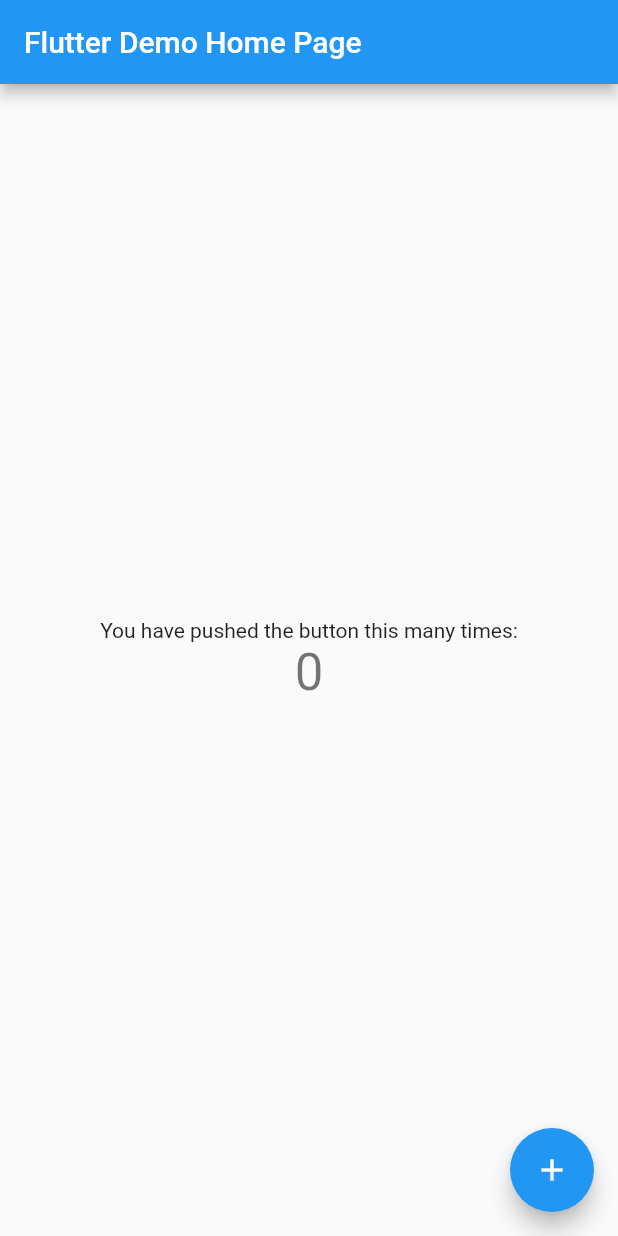
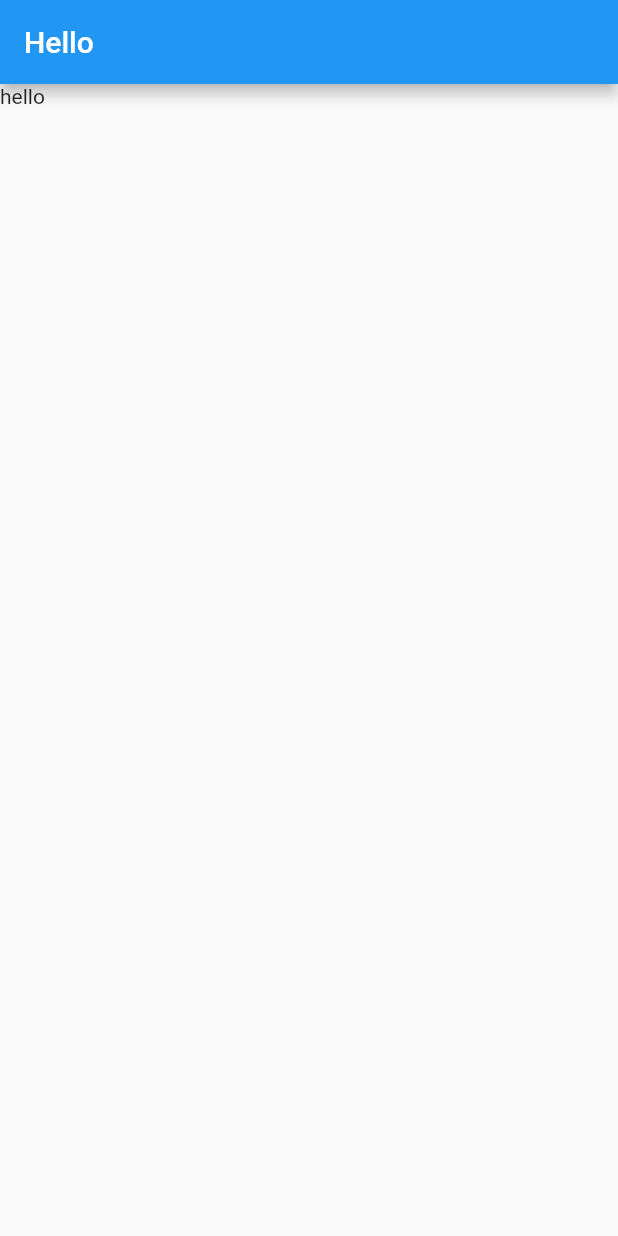
Before and after one commit to trevorwang/flutter_chat_gpt, a Flutter app: the screen it shows after launch, on a phone screen of 412 x 824 dp. Run offline on Flutter 3.47's test engine with Material 2 defaults, Android fonts, the phone set to English and light mode, and no system bars; our stand-ins replace hooks_riverpod, logger.

Commit message:
feat: init app

```diff
--- /dev/null
+++ b/lib/app.dart
@@ -0,0 +1,19 @@
+import 'package:flutter/material.dart';
+import 'package:hooks_riverpod/hooks_riverpod.dart';
+
+import 'sample.dart';
+
+class App extends StatelessWidget {
+  const App({
+    super.key,
+  });
+
+  @override
+  Widget build(BuildContext context) {
+    return const ProviderScope(
+      child: MaterialApp(
+        home: SampleWidget(),
+      ),
+    );
+  }
+}
--- /dev/null
+++ b/lib/config.dart
@@ -0,0 +1,5 @@
+import 'package:logger/logger.dart';
+
+var logger = Logger(
+  printer: PrettyPrinter(),
+);
--- a/lib/main.dart
+++ b/lib/main.dart
@@ -1,115 +1,9 @@
 import 'package:flutter/material.dart';
 
+import 'app.dart';
+import 'config.dart';
+
 void main() {
-  runApp(const MyApp());
+  logger.i("Starting app");
+  runApp(const App());
 }
-
-class MyApp extends StatelessWidget {
-  const MyApp({super.key});
-
-  // This widget is the root of your application.
-  @override
-  Widget build(BuildContext context) {
-    return MaterialApp(
-      title: 'Flutter Demo',
-      theme: ThemeData(
-        // This is the theme of your application.
-        //
-        // Try running your application with "flutter run". You'll see the
-        // application has a blue toolbar. Then, without quitting the app, try
-        // changing the primarySwatch below to Colors.green and then invoke
-        // "hot reload" (press "r" in the console where you ran "flutter run",
-        // or simply save your changes to "hot reload" in a Flutter IDE).
-        // Notice that the counter didn't reset back to zero; the application
-        // is not restarted.
-        primarySwatch: Colors.blue,
-      ),
-      home: const MyHomePage(title: 'Flutter Demo Home Page'),
-    );
-  }
-}
-
-class MyHomePage extends StatefulWidget {
-  const MyHomePage({super.key, required this.title});
-
-  // This widget is the home page of your application. It is stateful, meaning
-  // that it has a State object (defined below) that contains fields that affect
-  // how it looks.
-
-  // This class is the configuration for the state. It holds the values (in this
-  // case the title) provided by the parent (in this case the App widget) and
-  // used by the build method of the State. Fields in a Widget subclass are
-  // always marked "final".
-
-  final String title;
-
-  @override
-  State<MyHomePage> createState() => _MyHomePageState();
-}
-
-class _MyHomePageState extends State<MyHomePage> {
-  int _counter = 0;
-
-  void _incrementCounter() {
-    setState(() {
-      // This call to setState tells the Flutter framework that something has
-      // changed in this State, which causes it to rerun the build method below
-      // so that the display can reflect the updated values. If we changed
-      // _counter without calling setState(), then the build method would not be
-      // called again, and so nothing would appear to happen.
-      _counter++;
-    });
-  }
-
-  @override
-  Widget build(BuildContext context) {
-    // This method is rerun every time setState is called, for instance as done
-    // by the _incrementCounter method above.
-    //
-    // The Flutter framework has been optimized to make rerunning build methods
-    // fast, so that you can just rebuild anything that needs updating rather
-    // than having to individually change instances of widgets.
-    return Scaffold(
-      appBar: AppBar(
-        // Here we take the value from the MyHomePage object that was created by
-        // the App.build method, and use it to set our appbar title.
-        title: Text(widget.title),
-      ),
-      body: Center(
-        // Center is a layout widget. It takes a single child and positions it
-        // in the middle of the parent.
-        child: Column(
-          // Column is also a layout widget. It takes a list of children and
-          // arranges them vertically. By default, it sizes itself to fit its
-          // children horizontally, and tries to be as tall as its parent.
-          //
-          // Invoke "debug painting" (press "p" in the console, choose the
-          // "Toggle Debug Paint" action from the Flutter Inspector in Android
-          // Studio, or the "Toggle Debug Paint" command in Visual Studio Code)
-          // to see the wireframe for each widget.
-          //
-          // Column has various properties to control how it sizes itself and
-          // how it positions its children. Here we use mainAxisAlignment to
-          // center the children vertically; the main axis here is the vertical
-          // axis because Columns are vertical (the cross axis would be
-          // horizontal).
-          mainAxisAlignment: MainAxisAlignment.center,
-          children: <Widget>[
-            const Text(
-              'You have pushed the button this many times:',
-            ),
-            Text(
-              '$_counter',
-              style: Theme.of(context).textTheme.headlineMedium,
-            ),
-          ],
-        ),
-      ),
-      floatingActionButton: FloatingActionButton(
-        onPressed: _incrementCounter,
-        tooltip: 'Increment',
-        child: const Icon(Icons.add),
-      ), // This trailing comma makes auto-formatting nicer for build methods.
-    );
-  }
-}
--- /dev/null
+++ b/lib/sample.dart
@@ -0,0 +1,17 @@
+import 'package:flutter/material.dart';
+
+class SampleWidget extends StatelessWidget {
+  const SampleWidget({
+    super.key,
+  });
+
+  @override
+  Widget build(BuildContext context) {
+    return Scaffold(
+      appBar: AppBar(
+        title: const Text("Hello"),
+      ),
+      body: Text("hello"),
+    );
+  }
+}
```
Also changed, not shown: build.yaml (added, +7 -0 lines), pubspec.yaml (+22 -4 lines), pubspec.lock, 15 other files.
